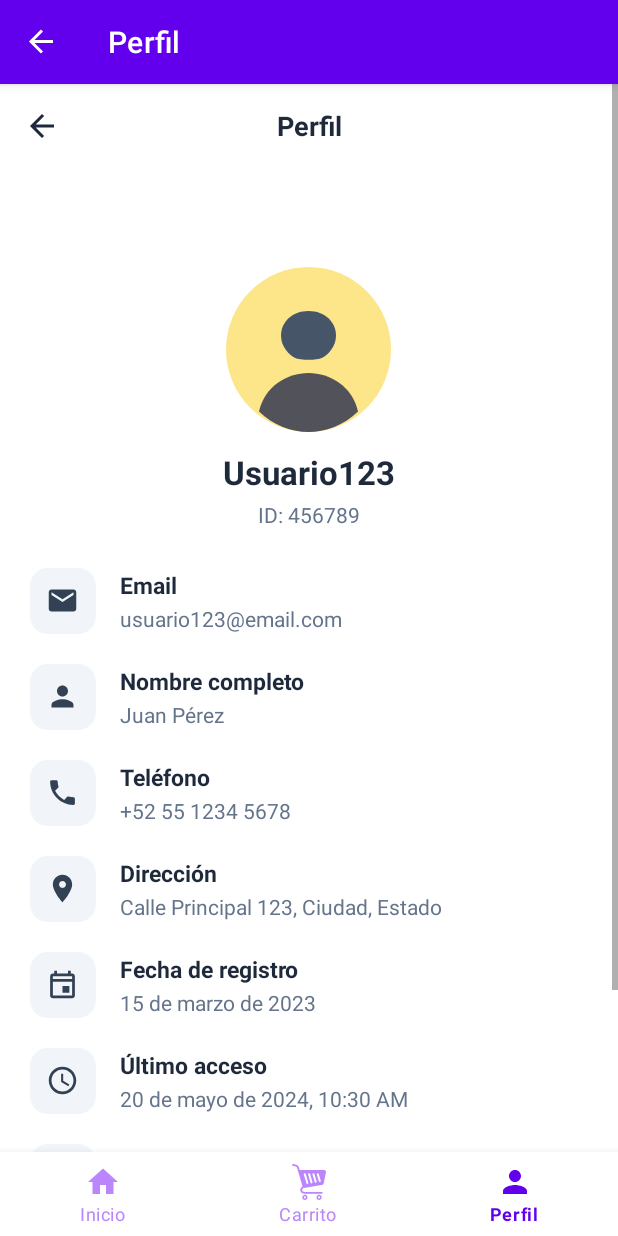
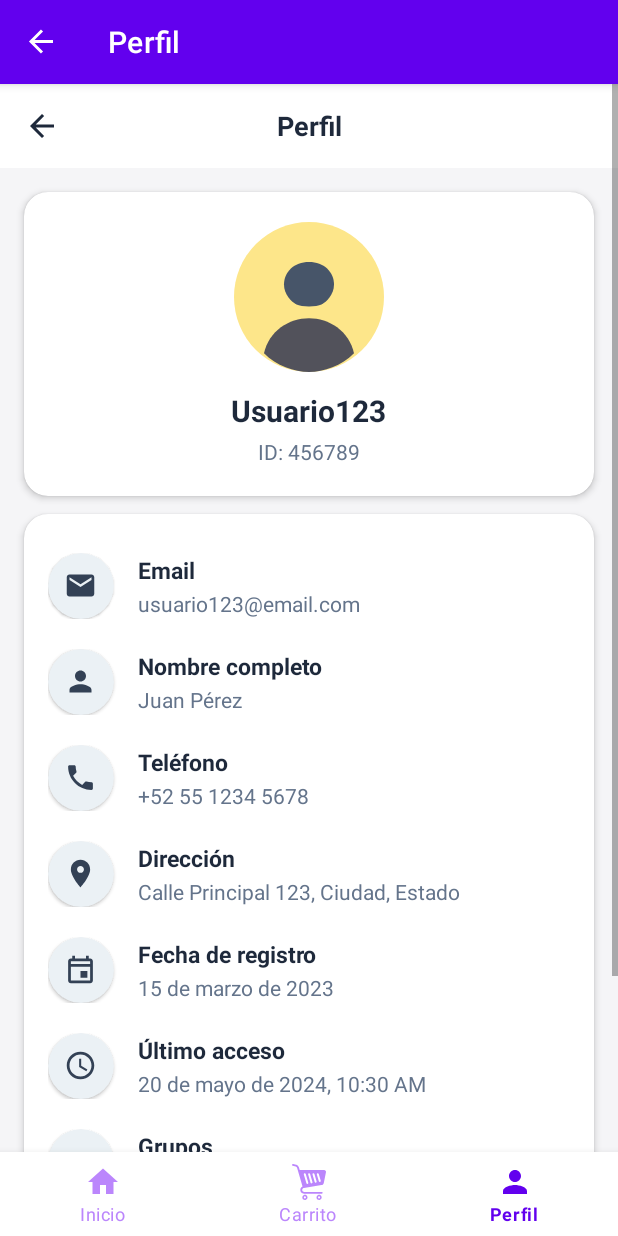
Before and after one commit to lucasMartinez-5/SurMarket, an Android app: the FragmentProfile screen opened through its navigation route, on a phone screen of 412 x 824 dp. Run offline under Robolectric (Android 15) with nearby library versions, the phone set to English and light mode, and no system bars; our stand-ins replace navigation-ui.

Commit message:
con CardView

```diff
--- a/app/src/main/res/layout/fragment_profile.xml
+++ b/app/src/main/res/layout/fragment_profile.xml
@@ -4,7 +4,7 @@
     xmlns:tools="http://schemas.android.com/tools"
     android:layout_width="match_parent"
     android:layout_height="match_parent"
-    android:background="@color/white"
+    android:background="#F5F5F7"
     android:fillViewport="false"
     android:paddingBottom="60dp"
     android:clipToPadding="false"
@@ -20,6 +20,7 @@
             android:id="@+id/LNL_FRGProfile_Header"
             android:layout_width="match_parent"
             android:layout_height="56dp"
+            android:background="@color/white"
             android:gravity="center_vertical"
             android:orientation="horizontal"
             android:paddingHorizontal="16dp">
@@ -49,19 +50,28 @@
                 android:layout_height="24dp" />
         </LinearLayout>
 
-        <!-- Profile Avatar Header -->
+        <!-- CardView 1: Header del Perfil (Avatar, Nombre de usuario e ID) -->
+        <androidx.cardview.widget.CardView
+            android:layout_width="match_parent"
+            android:layout_height="wrap_content"
+            android:layout_marginHorizontal="16dp"
+            android:layout_marginTop="16dp"
+            android:layout_marginBottom="12dp"
+            app:cardBackgroundColor="@color/white"
+            app:cardCornerRadius="16dp"
+            app:cardElevation="3dp">
+
             <LinearLayout
                 android:layout_width="match_parent"
                 android:layout_height="wrap_content"
                 android:gravity="center_horizontal"
                 android:orientation="vertical"
-            android:paddingVertical="16dp"
-            android:layout_marginTop="@dimen/FRGMarginTopProfile">
+                android:paddingVertical="20dp">
 
                 <ImageView
                     android:id="@+id/IMV_FRGProfile_Avatar"
-                android:layout_width="110dp"
-                android:layout_height="110dp"
+                    android:layout_width="100dp"
+                    android:layout_height="100dp"
                     android:contentDescription="@string/profile_username"
                     android:src="@drawable/ic_avatar" />
 
@@ -72,7 +82,7 @@
                     android:layout_marginTop="12dp"
                     android:text="@string/profile_username"
                     android:textColor="@color/textPrimary"
-                android:textSize="22sp"
+                    android:textSize="20sp"
                     android:textStyle="bold" />
 
                 <TextView
@@ -84,13 +94,23 @@
                     android:textColor="@color/textSecondary"
                     android:textSize="14sp" />
             </LinearLayout>
+        </androidx.cardview.widget.CardView>
 
-        <!-- Profile Items List -->
+        <!-- CardView 2: Contenedor Principal de Datos del Perfil -->
+        <androidx.cardview.widget.CardView
+            android:layout_width="match_parent"
+            android:layout_height="wrap_content"
+            android:layout_marginHorizontal="16dp"
+            android:layout_marginBottom="16dp"
+            app:cardBackgroundColor="@color/white"
+            app:cardCornerRadius="16dp"
+            app:cardElevation="3dp">
+
             <LinearLayout
                 android:layout_width="match_parent"
                 android:layout_height="wrap_content"
                 android:orientation="vertical"
-            android:paddingHorizontal="20dp">
+                android:padding="16dp">
 
                 <!-- 1. Email -->
                 <LinearLayout
@@ -100,10 +120,13 @@
                     android:orientation="horizontal"
                     android:paddingVertical="10dp">
 
-                <FrameLayout
+                    <!-- CardView para el icono de Email -->
+                    <androidx.cardview.widget.CardView
                         android:layout_width="44dp"
                         android:layout_height="44dp"
-                    android:background="@drawable/bg_profile_icon">
+                        app:cardBackgroundColor="@color/buttonColorGray"
+                        app:cardCornerRadius="22dp"
+                        app:cardElevation="1dp">
 
                         <ImageView
                             android:layout_width="22dp"
@@ -111,7 +134,7 @@
                             android:layout_gravity="center"
                             android:contentDescription="@string/profile_email_label"
                             android:src="@drawable/ic_email" />
-                </FrameLayout>
+                    </androidx.cardview.widget.CardView>
 
                     <LinearLayout
                         android:layout_width="match_parent"
@@ -145,10 +168,13 @@
                     android:orientation="horizontal"
                     android:paddingVertical="10dp">
 
-                <FrameLayout
+                    <!-- CardView para el icono de Nombre Completo -->
+                    <androidx.cardview.widget.CardView
                         android:layout_width="44dp"
                         android:layout_height="44dp"
-                    android:background="@drawable/bg_profile_icon">
+                        app:cardBackgroundColor="@color/buttonColorGray"
+                        app:cardCornerRadius="22dp"
+                        app:cardElevation="1dp">
 
                         <ImageView
                             android:layout_width="22dp"
@@ -156,7 +182,7 @@
                             android:layout_gravity="center"
                             android:contentDescription="@string/profile_fullname_label"
                             android:src="@drawable/ic_profile" />
-                </FrameLayout>
+                    </androidx.cardview.widget.CardView>
 
                     <LinearLayout
                         android:layout_width="match_parent"
@@ -190,10 +216,13 @@
                     android:orientation="horizontal"
                     android:paddingVertical="10dp">
 
-                <FrameLayout
+                    <!-- CardView para el icono de Teléfono -->
+                    <androidx.cardview.widget.CardView
                         android:layout_width="44dp"
                         android:layout_height="44dp"
-                    android:background="@drawable/bg_profile_icon">
+                        app:cardBackgroundColor="@color/buttonColorGray"
+                        app:cardCornerRadius="22dp"
+                        app:cardElevation="1dp">
 
                         <ImageView
                             android:layout_width="22dp"
@@ -201,7 +230,7 @@
                             android:layout_gravity="center"
                             android:contentDescription="@string/profile_phone_label"
                             android:src="@drawable/ic_phone" />
-                </FrameLayout>
+                    </androidx.cardview.widget.CardView>
 
                     <LinearLayout
                         android:layout_width="match_parent"
@@ -235,10 +264,13 @@
                     android:orientation="horizontal"
                     android:paddingVertical="10dp">
 
-                <FrameLayout
+                    <!-- CardView para el icono de Dirección -->
+                    <androidx.cardview.widget.CardView
                         android:layout_width="44dp"
                         android:layout_height="44dp"
-                    android:background="@drawable/bg_profile_icon">
+                        app:cardBackgroundColor="@color/buttonColorGray"
+                        app:cardCornerRadius="22dp"
+                        app:cardElevation="1dp">
 
                         <ImageView
                             android:layout_width="22dp"
@@ -246,7 +278,7 @@
                             android:layout_gravity="center"
                             android:contentDescription="@string/profile_address_label"
                             android:src="@drawable/ic_location" />
-                </FrameLayout>
+                    </androidx.cardview.widget.CardView>
 
                     <LinearLayout
                         android:layout_width="match_parent"
@@ -280,10 +312,13 @@
                     android:orientation="horizontal"
                     android:paddingVertical="10dp">
 
-                <FrameLayout
+                    <!-- CardView para el icono de Fecha de Registro -->
+                    <androidx.cardview.widget.CardView
                         android:layout_width="44dp"
                         android:layout_height="44dp"
-                    android:background="@drawable/bg_profile_icon">
+                        app:cardBackgroundColor="@color/buttonColorGray"
+                        app:cardCornerRadius="22dp"
+                        app:cardElevation="1dp">
 
                         <ImageView
                             android:layout_width="22dp"
@@ -291,7 +326,7 @@
                             android:layout_gravity="center"
                             android:contentDescription="@string/profile_regdate_label"
                             android:src="@drawable/ic_calendar" />
-                </FrameLayout>
+                    </androidx.cardview.widget.CardView>
 
                     <LinearLayout
                         android:layout_width="match_parent"
@@ -325,10 +360,13 @@
                     android:orientation="horizontal"
                     android:paddingVertical="10dp">
 
-                <FrameLayout
+                    <!-- CardView para el icono de Último Acceso -->
+                    <androidx.cardview.widget.CardView
                         android:layout_width="44dp"
                         android:layout_height="44dp"
-                    android:background="@drawable/bg_profile_icon">
+                        app:cardBackgroundColor="@color/buttonColorGray"
+                        app:cardCornerRadius="22dp"
+                        app:cardElevation="1dp">
 
                         <ImageView
                             android:layout_width="22dp"
@@ -336,7 +374,7 @@
                             android:layout_gravity="center"
                             android:contentDescription="@string/profile_lastaccess_label"
                             android:src="@drawable/ic_clock" />
-                </FrameLayout>
+                    </androidx.cardview.widget.CardView>
 
                     <LinearLayout
                         android:layout_width="match_parent"
@@ -370,10 +408,13 @@
                     android:orientation="horizontal"
                     android:paddingVertical="10dp">
 
-                <FrameLayout
+                    <!-- CardView para el icono de Grupos -->
+                    <androidx.cardview.widget.CardView
                         android:layout_width="44dp"
                         android:layout_height="44dp"
-                    android:background="@drawable/bg_profile_icon">
+                        app:cardBackgroundColor="@color/buttonColorGray"
+                        app:cardCornerRadius="22dp"
+                        app:cardElevation="1dp">
 
                         <ImageView
                             android:layout_width="22dp"
@@ -381,7 +422,7 @@
                             android:layout_gravity="center"
                             android:contentDescription="@string/profile_groups_label"
                             android:src="@drawable/ic_group" />
-                </FrameLayout>
+                    </androidx.cardview.widget.CardView>
 
                     <LinearLayout
                         android:layout_width="match_parent"
@@ -415,10 +456,13 @@
                     android:orientation="horizontal"
                     android:paddingVertical="10dp">
 
-                <FrameLayout
+                    <!-- CardView para el icono de Permisos -->
+                    <androidx.cardview.widget.CardView
                         android:layout_width="44dp"
                         android:layout_height="44dp"
-                    android:background="@drawable/bg_profile_icon">
+                        app:cardBackgroundColor="@color/buttonColorGray"
+                        app:cardCornerRadius="22dp"
+                        app:cardElevation="1dp">
 
                         <ImageView
                             android:layout_width="22dp"
@@ -426,7 +470,7 @@
                             android:layout_gravity="center"
                             android:contentDescription="@string/profile_permissions_label"
                             android:src="@drawable/ic_key" />
-                </FrameLayout>
+                    </androidx.cardview.widget.CardView>
 
                     <LinearLayout
                         android:layout_width="match_parent"
@@ -458,7 +502,7 @@
                     android:layout_height="wrap_content"
                     android:gravity="end"
                     android:paddingTop="16dp"
-                android:paddingBottom="16dp">
+                    android:paddingBottom="8dp">
 
                     <TextView
                         android:id="@+id/BTN_FRGProfile_ChangePassword"
@@ -475,6 +519,7 @@
                         android:textStyle="bold" />
                 </LinearLayout>
             </LinearLayout>
+        </androidx.cardview.widget.CardView>
     </LinearLayout>
 
 </ScrollView>
```
Lines whose indentation alone changed are shown as unchanged.
